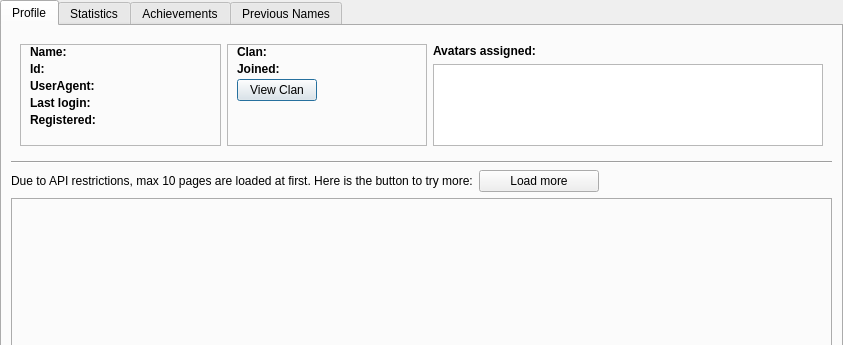
Before: the Qt Designer form res/player_card/playercard.ui in GuyFran/faf-client-python, drawn with Qt 5; both pictures show x 0 to 843 and y 0 to 345 of the 843 by 700 pixel window.
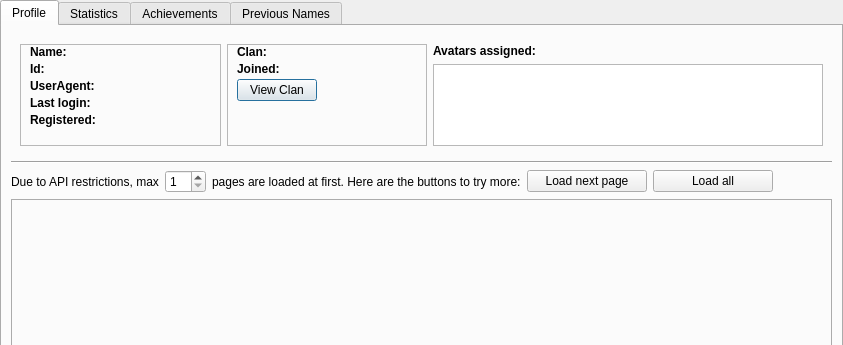
After: the same form once the commit is applied.

Commit message:
Add more controls over data in rating history plots
* QSpinBox to change default amount of pages to load
* QPushButton to load next page

The edit to the form file:
```diff
--- a/res/player_card/playercard.ui
+++ b/res/player_card/playercard.ui
@@ -353,7 +353,34 @@
            <item>
             <widget class="QLabel" name="label_8">
              <property name="text">
-              <string>Due to API restrictions, max 10 pages are loaded at first. Here is the button to try more:</string>
+              <string>Due to API restrictions, max</string>
+             </property>
+            </widget>
+           </item>
+           <item>
+            <widget class="QSpinBox" name="defaultRatingPagesSpinBox">
+             <property name="minimum">
+              <number>1</number>
+             </property>
+            </widget>
+           </item>
+           <item>
+            <widget class="QLabel" name="label_9">
+             <property name="text">
+              <string>pages are loaded at first. Here are the buttons to try more:</string>
+             </property>
+            </widget>
+           </item>
+           <item>
+            <widget class="QPushButton" name="loadNextRatingHistoryPageButton">
+             <property name="minimumSize">
+              <size>
+               <width>120</width>
+               <height>0</height>
+              </size>
+             </property>
+             <property name="text">
+              <string>Load next page</string>
              </property>
             </widget>
            </item>
@@ -366,7 +393,7 @@
               </size>
              </property>
              <property name="text">
-              <string>Load more</string>
+              <string>Load all</string>
              </property>
             </widget>
            </item>
```
The commit also changes 2 other files.
